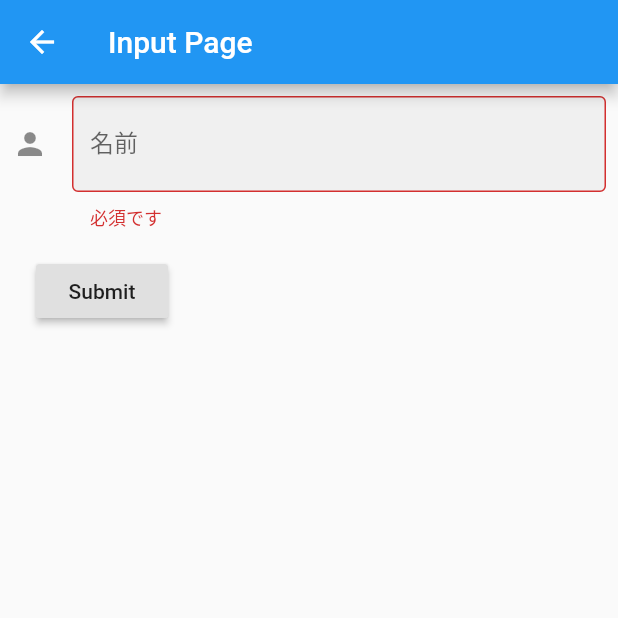
After one commit to txkxyx/flutterLearning, a Flutter app: the InputPage screen opened directly, after a tap on "Submit", on a phone screen of 412 x 824 dp, the top half of it. The commit adds this screen. Run offline on Flutter 3.47's test engine with Material 2 defaults, Android fonts, the phone set to English and light mode, and no system bars.

Commit message:
add input widget

```diff
--- a/lib/main.dart
+++ b/lib/main.dart
@@ -1,4 +1,5 @@
 import 'package:flutter/material.dart';
+import 'package:my_app/widget/input/input.dart';
 import 'package:my_app/widget/scroll/scrollPage.dart';
 import 'widget/basic/text.dart';
 import 'widget/basic/image.dart';
@@ -103,6 +104,14 @@ class FirstPage extends StatelessWidget {
                 },
                 child: Text('Scroll Page'),
               ),
+              RaisedButton(
+                onPressed: () {
+                  Navigator.push(context, MaterialPageRoute(builder: (context) {
+                    return InputPage();
+                  }));
+                },
+                child: Text('Input Page'),
+              ),
             ],
           )
         ],
--- /dev/null
+++ b/lib/widget/input/input.dart
@@ -0,0 +1,65 @@
+import 'package:flutter/material.dart';
+
+class InputPage extends StatelessWidget {
+  @override
+  Widget build(BuildContext context) {
+    final _formkey = GlobalKey<FormState>();
+    return Scaffold(
+      appBar: AppBar(
+        title: const Text('Input Page'),
+      ),
+      body: SingleChildScrollView(
+        child: Column(
+          mainAxisAlignment: MainAxisAlignment.center,
+          children: <Widget>[
+            Wrap(
+              alignment: WrapAlignment.start,
+              children: <Widget>[
+                Form(
+                  key: _formkey,
+                  child: Padding(
+                    padding: const EdgeInsets.all(8.0),
+                    child: Column(
+                      crossAxisAlignment: CrossAxisAlignment.start,
+                      children: <Widget>[
+                        TextFormField(
+                          decoration: const InputDecoration(
+                            border: OutlineInputBorder(),
+                            filled: true,
+                            icon: Icon(Icons.person),
+                            hintText: '名前を入力してください',
+                            labelText: '名前',
+                          ),
+                          validator: (value) {
+                            if (value.isEmpty) {
+                              return '必須です';
+                            }
+                            return null;
+                          },
+                        ),
+                        Padding(
+                          padding: const EdgeInsets.all(16.0),
+                          child: RaisedButton(
+                            onPressed: () {
+                              if (_formkey.currentState.validate()) {
+                                Scaffold.of(context)
+                                    .showSnackBar(const SnackBar(
+                                  content: Text('Processing Date'),
+                                ));
+                              }
+                            },
+                            child: Text('Submit'),
+                          ),
+                        )
+                      ],
+                    ),
+                  ),
+                )
+              ],
+            )
+          ],
+        ),
+      ),
+    );
+  }
+}
```
